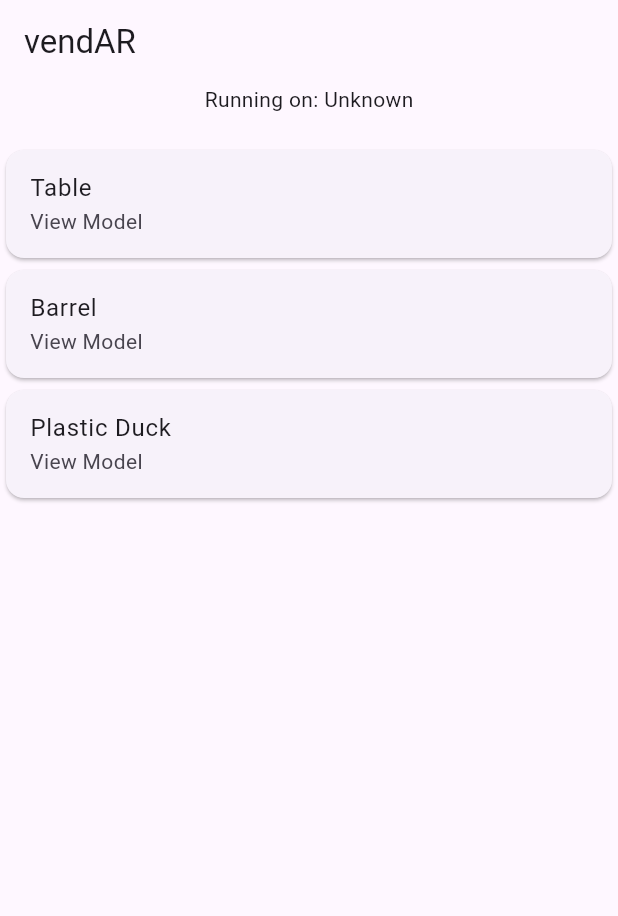
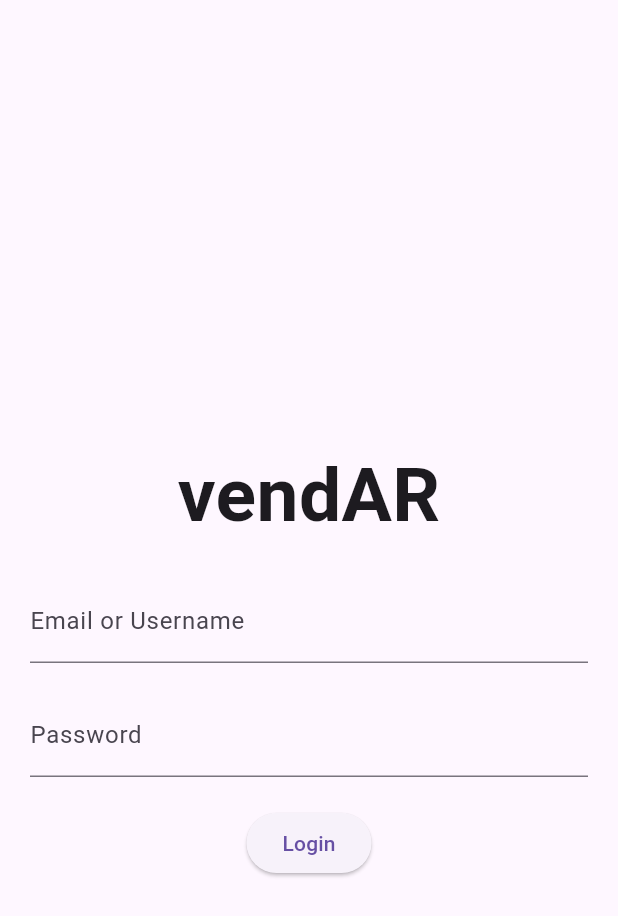
Before and after one commit to vendAR-project/vendAR, a Flutter app: the screen it shows after launch, on a phone screen of 412 x 824 dp. Shown: the top 916 px of the screen. Run offline on Flutter 3.47's test engine with Material 3 defaults, Android fonts, the phone set to English and light mode, and no system bars; missing offline and left inert: ar_flutter_plugin.

Commit message:
feat: ui infrastructure

```diff
--- /dev/null
+++ b/vendar/lib/login_screen.dart
@@ -0,0 +1,50 @@
+import 'package:flutter/material.dart';
+import 'main_page.dart';
+
+class LoginPage extends StatelessWidget {
+  @override
+  Widget build(BuildContext context) {
+    return Scaffold(
+      appBar: AppBar(
+      ),
+      body: Padding(
+        padding: const EdgeInsets.all(20.0),
+        child: Column(
+          mainAxisAlignment: MainAxisAlignment.center,
+          children: [
+            Text(
+              'vendAR',
+              style: TextStyle(
+                fontSize: 50,
+                fontWeight: FontWeight.bold,
+              ),
+            ),
+            SizedBox(height: 20,),
+            TextField(
+              decoration: InputDecoration(
+                labelText: 'Email or Username',
+              ),
+            ),
+            SizedBox(height: 20),
+            TextField(
+              decoration: InputDecoration(
+                labelText: 'Password',
+              ),
+              obscureText: true,
+            ),
+            SizedBox(height: 20),
+            ElevatedButton(
+              onPressed: () {
+                Navigator.push(
+                  context,
+                  MaterialPageRoute(builder: (context) => MainPage()),
+                );
+              },
+              child: Text('Login'),
+            ),
+          ],
+        ),
+      ),
+    );
+  }
+}
--- a/vendar/lib/main.dart
+++ b/vendar/lib/main.dart
@@ -1,132 +1,16 @@
 import 'package:flutter/material.dart';
-import 'package:ar_flutter_plugin/ar_flutter_plugin.dart';
-import 'package:flutter/services.dart';
-import 'item_view.dart';
+import 'login_screen.dart';
 
 void main() {
   WidgetsFlutterBinding.ensureInitialized();
   runApp(MyApp());
 }
 
-class MyApp extends StatefulWidget {
-  @override
-  _MyAppState createState() => _MyAppState();
-}
-
-class _MyAppState extends State<MyApp> {
-  String _platformVersion = 'Unknown';
-  static const String _title = 'vendAR';
-
-  @override
-  void initState() {
-    super.initState();
-    initPlatformState();
-  }
-
-  Future<void> initPlatformState() async {
-    String platformVersion;
-    try {
-      platformVersion = await ArFlutterPlugin.platformVersion;
-    } on PlatformException {
-      platformVersion = 'Failed to get platform version.';
-    }
-    if (!mounted) return;
-    setState(() {
-      _platformVersion = platformVersion;
-    });
-  }
-
+class MyApp extends StatelessWidget {
   @override
   Widget build(BuildContext context) {
     return MaterialApp(
-      home: Scaffold(
-        appBar: AppBar(
-          title: const Text(_title),
-        ),
-        body: Column(children: [
-          Text('Running on: $_platformVersion\n'),
-          Expanded(
-            child: ExampleList(),
-          ),
-        ]),
-      ),
+      home: LoginPage(),
     );
   }
 }
-
-class ExampleList extends StatelessWidget {
-  ExampleList({Key? key}) : super(key: key);
-
-  @override
-  Widget build(BuildContext context) {
-    final products = [
-      Product(
-        name: 'Table',
-        imageUrl: 'assets/images/Table.png', // Local asset for demonstration
-        price: 35.00,
-        description: 'A sturdy table made of oak wood.',
-        arUrl: 'https://github.com/vendAR-project/vendAR/raw/main/vendar/models/Table/Table.glb',
-      ),
-      Product(
-        name: 'Barrel',
-        imageUrl: 'assets/images/Barrel.png', // Local asset for demonstration
-        price: 17.00,
-        description: 'A wooden barrel that can hold stuff.',
-        arUrl: 'https://github.com/vendAR-project/vendAR/raw/main/vendar/models/Barrel/Barrel.glb',
-      ),
-      Product(
-        name: 'Plastic Duck',
-        imageUrl: 'assets/images/Duck.png', // Local asset for demonstration
-        price: 5.00,
-        description: 'A yellow plastic duck to use in your bathtub.',
-        arUrl: 'https://github.com/KhronosGroup/glTF-Sample-Models/raw/master/2.0/Duck/glTF-Binary/Duck.glb',
-      ),
-      // Add more products here
-    ];
-
-    final examples = products.map((product) {
-      return Example(
-        product.name,
-        'View Model',
-            () => Navigator.push(
-          context,
-          MaterialPageRoute(
-            builder: (context) => ProductDetailView(product: product),
-          ),
-        ),
-      );
-    }).toList();
-
-    return ListView(
-      children: examples.map((example) => ExampleCard(example: example)).toList(),
-    );
-  }
-}
-
-class ExampleCard extends StatelessWidget {
-  final Example example;
-
-  ExampleCard({Key? key, required this.example}) : super(key: key);
-
-  @override
-  Widget build(BuildContext context) {
-    return Card(
-      child: InkWell(
-        splashColor: Colors.blue.withAlpha(30),
-        onTap: () => example.onTap(),
-        child: ListTile(
-          title: Text(example.name),
-          subtitle: Text(example.description),
-        ),
-      ),
-    );
-  }
-}
-
-class Example {
-  final String name;
-  final String description;
-  final VoidCallback onTap;
-
-  Example(this.name, this.description, this.onTap);
-}
```
Also changed, not shown: vendar/lib/create_model.dart (added, +92 -0 lines), vendar/lib/favorites_page.dart (added, +13 -0 lines), vendar/lib/main_page.dart (added, +145 -0 lines), vendar/lib/product_item.dart (added, +17 -0 lines), vendar/lib/products.dart (added, +83 -0 lines), vendar/lib/profile_page.dart (added, +118 -0 lines), 1 other file.
